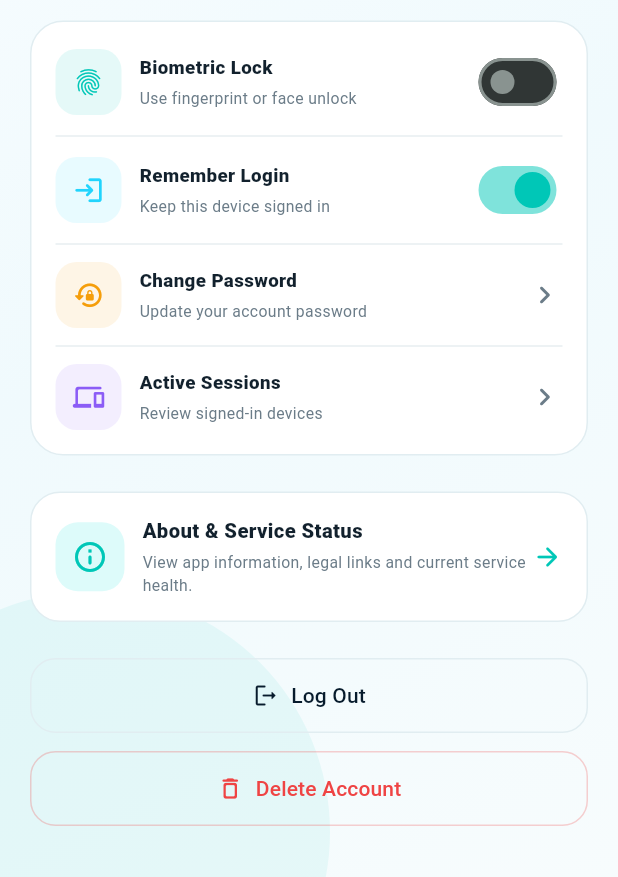
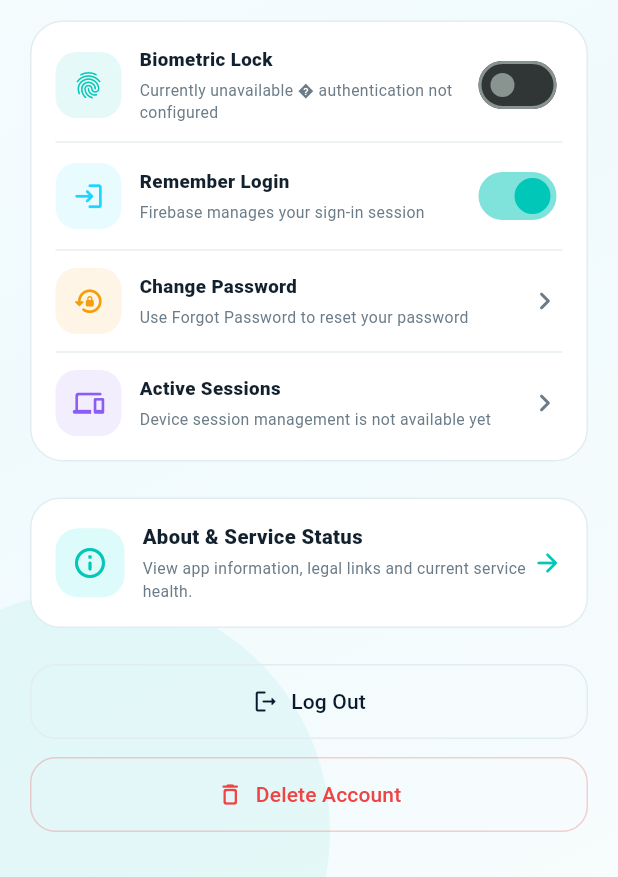
Before and after one commit to msaqib24790-ai/movira, a Flutter app: the SettingsPrivacySecurityScreen screen opened directly, scrolled down 1031 dp, on a phone screen of 412 x 824 dp, the part 359-1236 px from its top. Run offline on Flutter 3.47's test engine with Material 3 defaults, Android fonts, the phone set to English and light mode, and no system bars; our stand-ins replace cloud_firestore, csv, firebase_auth, firebase_core, firebase_messaging, flutter_local_notifications and 6 more; accounts and stored records are empty.

Commit message:
Phase 7 production validation and release readiness

```diff
--- a/lib/screens/home/home_screen.dart
+++ b/lib/screens/home/home_screen.dart
@@ -21,7 +21,6 @@ class _HomeScreenState extends State<HomeScreen> {
   int _selectedIndex = 0;
 
   static const Color navy = Color(0xFF071B2C);
-  static const Color darkNavy = Color(0xFF04101E);
   static const Color navySoft = Color(0xFF123247);
   static const Color teal = Color(0xFF00C7B7);
   static const Color cyan = Color(0xFF21D4FD);
@@ -33,7 +32,6 @@ class _HomeScreenState extends State<HomeScreen> {
   static const Color textDark = Color(0xFF12212D);
   static const Color textMuted = Color(0xFF6B7C88);
   static const Color lightBorder = Color(0xFFE1EDF1);
-  static const Color cardColor = Color(0xFFFFFFFF);
 
   void _openSearchRoutes() {
     Navigator.push(
--- a/lib/screens/onboarding_screen.dart
+++ b/lib/screens/onboarding_screen.dart
@@ -13,8 +13,6 @@ class _OnboardingScreenState extends State<OnboardingScreen> {
   int _currentPage = 0;
 
   static const Color navy = Color(0xFF071B2C);
-  static const Color teal = Color(0xFF00C7B7);
-  static const Color cyan = Color(0xFF21D4FD);
   static const Color ice = Color(0xFFF4FBFD);
   static const Color surface = Color(0xFFFFFFFF);
   static const Color textDark = Color(0xFF12212D);
--- a/lib/screens/routes/route_details_screen.dart
+++ b/lib/screens/routes/route_details_screen.dart
@@ -28,15 +28,12 @@ class RouteDetailsScreen extends StatefulWidget {
 
 class _RouteDetailsScreenState extends State<RouteDetailsScreen> {
   static const Color navy = Color(0xFF071B2C);
-  static const Color darkNavy = Color(0xFF04101E);
   static const Color navySoft = Color(0xFF123247);
   static const Color teal = Color(0xFF00C7B7);
   static const Color cyan = Color(0xFF21D4FD);
-  static const Color softText = Color(0xFFB8D8E8);
 
   static const Color ice = Color(0xFFF4FBFD);
   static const Color white = Color(0xFFFFFFFF);
-  static const Color softCyan = Color(0xFFDDFBFA);
   static const Color textDark = Color(0xFF12212D);
   static const Color textMuted = Color(0xFF6B7C88);
   static const Color lightBorder = Color(0xFFE1EDF1);
--- a/lib/screens/settings/settings_privacy_security_screen.dart
+++ b/lib/screens/settings/settings_privacy_security_screen.dart
@@ -346,33 +346,33 @@ class _SettingsPrivacySecurityScreenState
         _switchRow(
           icon: Icons.fingerprint_rounded,
           title: 'Biometric Lock',
-          subtitle: 'Use fingerprint or face unlock',
+          subtitle: 'Currently unavailable � authentication not configured',
           value: _biometricLock,
           color: teal,
-          onChanged: (v) => setState(() => _biometricLock = v),
+          onChanged: (_) { _message('Biometric Lock is not available yet.'); setState(() => _biometricLock = false); },
         ),
         const Divider(height: 24, color: Color(0xFFE7EEF1)),
         _switchRow(
           icon: Icons.login_rounded,
           title: 'Remember Login',
-          subtitle: 'Keep this device signed in',
+          subtitle: 'Firebase manages your sign-in session',
           value: _rememberLogin,
           color: cyan,
-          onChanged: (v) => setState(() => _rememberLogin = v),
+          onChanged: (_) => _message('Sign-in persistence is managed by Firebase.'),
         ),
         const Divider(height: 24, color: Color(0xFFE7EEF1)),
         _actionRow(
           icon: Icons.lock_reset_rounded,
           title: 'Change Password',
-          subtitle: 'Update your account password',
+          subtitle: 'Use Forgot Password to reset your password',
           color: warning,
-          onTap: () => _message('Password change will connect with Firebase Auth later.'),
+          onTap: () => _message('Please use Forgot Password from the login screen to reset your password.'),
         ),
         const Divider(height: 24, color: Color(0xFFE7EEF1)),
         _actionRow(
           icon: Icons.devices_rounded,
           title: 'Active Sessions',
-          subtitle: 'Review signed-in devices',
+          subtitle: 'Device session management is not available yet',
           color: const Color(0xFF8B5CF6),
           onTap: () => _message('Active sessions will connect with backend security later.'),
         ),
```
Also changed, not shown: 3 other files.
